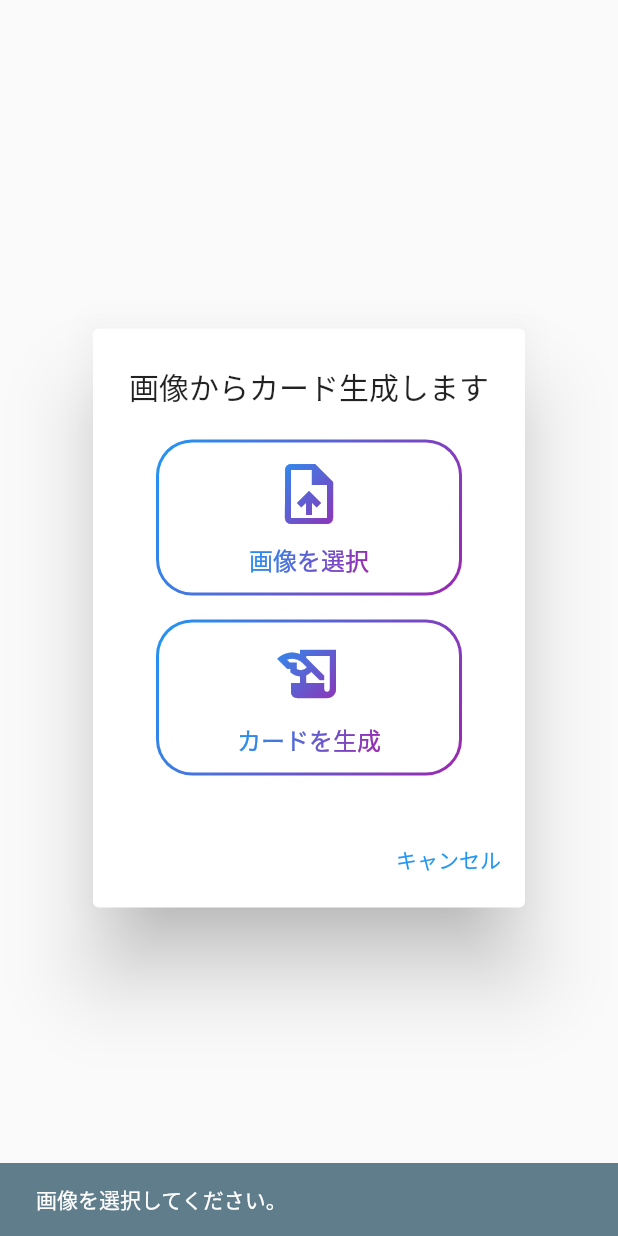
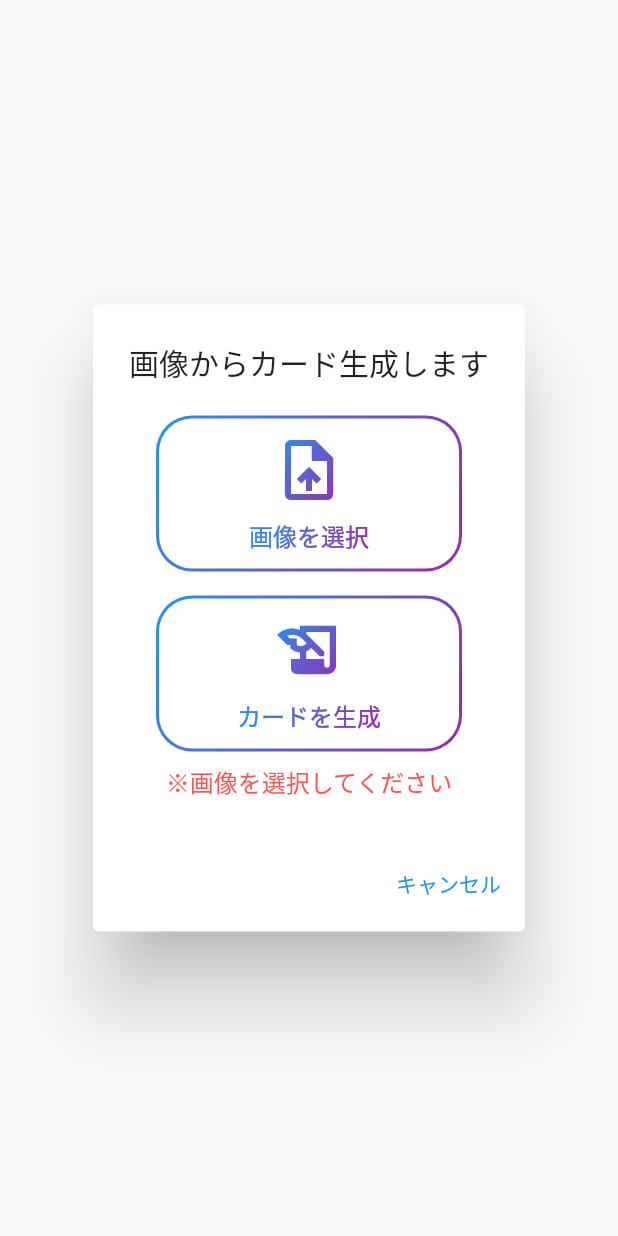
Before and after one commit to kou72/ai_flash_card, a Flutter app: the AiDialog widget shown alone on an empty page, opened directly, after a tap on "カードを生成", on a phone screen of 412 x 824 dp. Run offline on Flutter 3.47's test engine with Material 2 defaults, Android fonts, the phone set to English and light mode, and no system bars; our stand-ins replace file_picker, firebase_analytics, firebase_core, shared_preferences; missing offline and left inert: pdfx; accounts and stored records are empty.

Commit message:
lib/ai_dialog.dartファイルにおいて、エラーメッセージの表示方法を修正
lib/ai_dialog.dart
- AiDialogStateクラスに_errorTextという変数を追加し、初期値を空文字列に設定
- _errorTextを初期化するための処理を追加
- 画像が選択されていない場合にエラーメッセージを表示する処理を修正し、SnackBarではなく_errorTextを更新するように変更
- エラーメッセージを表示するためのWidgetを追加し、_errorTextを表示するように変更

```diff
--- a/lib/ai_dialog.dart
+++ b/lib/ai_dialog.dart
@@ -16,6 +16,7 @@ class AiDialogState extends State<AiDialog> {
   String _pickedShowName = '画像を選択';
   Uint8List? _pickedFileBytes;
   IconData _pickedFileIcon = Icons.upload_file;
+  String _errorText = '';
 
   Future<void> _pickImages() async {
     FilePickerResult? result = await FilePicker.platform.pickFiles(
@@ -34,18 +35,13 @@ class AiDialogState extends State<AiDialog> {
       _pickedShowName = "$head...$extension";
       _pickedFileBytes = file.bytes;
       _pickedFileIcon = Icons.check_circle;
+      _errorText = '';
     });
   }
 
   Future<void> _createFlashcards() async {
     if (_pickedFileName == null) {
-      if (!mounted) return;
-      ScaffoldMessenger.of(context).showSnackBar(
-        const SnackBar(
-          content: Text('画像を選択してください。'),
-          backgroundColor: Colors.blueGrey,
-        ),
-      );
+      setState(() => _errorText = '※画像を選択してください');
       return;
     }
     // final url =
@@ -106,6 +102,8 @@ class AiDialogState extends State<AiDialog> {
               _createFlashcards();
             },
           ),
+          const SizedBox(height: 8),
+          Text(_errorText, style: TextStyle(color: Colors.redAccent)),
         ],
       ),
       actions: <Widget>[
```
